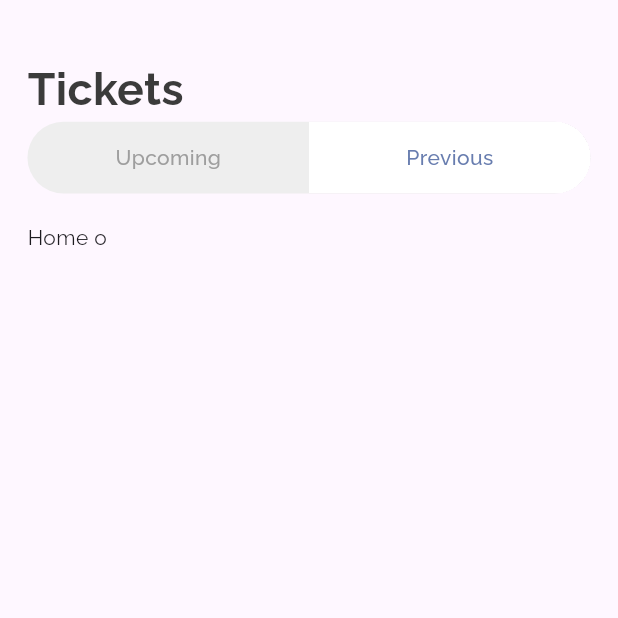
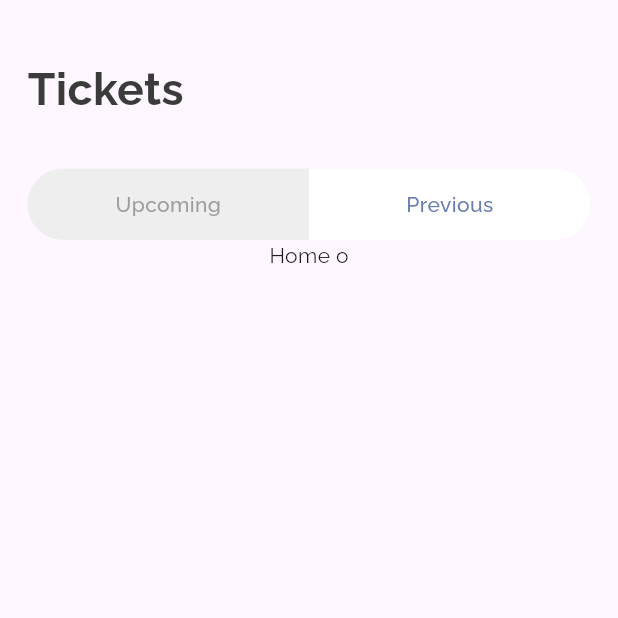
Before and after one commit to HERYORDEJY-DEV/BookTicket, a Flutter app: the TicketTabScreen screen opened directly, after a tap on "Previous", on a phone screen of 412 x 824 dp, the top half of it. Run offline on Flutter 3.47's test engine with Material 3 defaults, Android fonts, the phone set to English and light mode, and no system bars; our stand-ins replace barcode_widget, fluentui_icons, flutter_screenutil, gap; network calls fail.

Commit message:
tickets tab screen in progress

```diff
--- a/lib/screens/ticket_tab_screen.dart
+++ b/lib/screens/ticket_tab_screen.dart
@@ -1,10 +1,11 @@
 import 'package:bookticket/widgets/custom_tab_view.dart';
-import 'package:bookticket/widgets/upcoming_ticket_list.dart';
 import 'package:flutter/material.dart';
 import 'package:flutter_screenutil/flutter_screenutil.dart';
+import 'package:gap/gap.dart';
 
 import '../models/custom_tab_view_model.dart';
 import '../styles/app_styles.dart';
+import '../widgets/upcoming_ticket_list.dart';
 
 class TicketTabScreen extends StatelessWidget {
   const TicketTabScreen({super.key});
@@ -12,20 +13,32 @@ class TicketTabScreen extends StatelessWidget {
   @override
   Widget build(BuildContext context) {
     return Scaffold(
-      body: ListView(
-        scrollDirection: Axis.vertical,
+      body: Column(
+        children: [
+          Expanded(
+            flex: 1,
+            child: SingleChildScrollView(
               padding: EdgeInsets.symmetric(
-            horizontal: AppStyles.screenHorzPadding.r,
+                  horizontal: AppStyles.screenHorzPadding.w,
                   vertical: AppStyles.screenVertPadding.h),
+              // physics: NeverScrollableScrollPhysics(),
+              child: Column(
+                crossAxisAlignment: CrossAxisAlignment.start,
                 children: [
                   Text(
                     "Tickets",
                     style: AppStyles.headlineText1,
                   ),
-          CustomTabView(views: [
-            CustomTabViewModel(title: "Upcoming", view: UpcomingTicketList()),
+                  Gap(AppStyles.largeSpacer.h),
+                  const CustomTabView(views: [
+                    CustomTabViewModel(
+                        title: "Upcoming", view: UpcomingTicketList()),
                     CustomTabViewModel(title: "Previous", view: Text("Home o")),
                   ])
+                ],
+              ),
+            ),
+          ),
         ],
       ),
     );
--- a/lib/widgets/custom_tab_view.dart
+++ b/lib/widgets/custom_tab_view.dart
@@ -1,9 +1,7 @@
 import 'package:bookticket/styles/app_styles.dart';
-import 'package:bookticket/utils/app_layout.dart';
 import 'package:collection/collection.dart';
 import 'package:flutter/material.dart';
 import 'package:flutter_screenutil/flutter_screenutil.dart';
-import 'package:gap/gap.dart';
 
 import '../models/custom_tab_view_model.dart';
 
@@ -70,20 +68,18 @@ class _CustomTabViewState extends State<CustomTabView> {
           ),
         ),
 
-        Gap(AppStyles.mediumSpacer.h),
+        // Gap(AppStyles.smallSpacer.h),
 
-        //   Body
-        Flex(
-          direction: Axis.vertical,
-          children: widget.views.mapIndexed((index, element) {
-            Widget childView = element.view;
-            bool isActive = index == currentTabIndex;
-            return isActive
-                ? SizedBox(
-                    width: AppLayout.getSize(context).width, child: childView)
-                : SizedBox();
-          }).toList(),
-        )
+        // ...widget.views.mapIndexed((index, element) {
+        //   Widget childView = element.view;
+        //   bool isActive = index == currentTabIndex;
+        //   return isActive
+        //       ? SizedBox(
+        //           width: AppLayout.getSize(context).width, child: childView)
+        //       : SizedBox();
+        // }).toList(),
+
+        widget.views[currentTabIndex].view
       ],
     );
   }
--- a/lib/widgets/upcoming_ticket_list.dart
+++ b/lib/widgets/upcoming_ticket_list.dart
@@ -1,5 +1,6 @@
 import 'package:bookticket/widgets/upcoming_ticket_item.dart';
-import 'package:flutter/cupertino.dart';
+import 'package:flutter/material.dart';
+import 'package:flutter_screenutil/flutter_screenutil.dart';
 
 class UpcomingTicketList extends StatefulWidget {
   const UpcomingTicketList({super.key});
@@ -11,6 +12,15 @@ class UpcomingTicketList extends StatefulWidget {
 class _UpcomingTicketListState extends State<UpcomingTicketList> {
   @override
   Widget build(BuildContext context) {
-    return UpcomingTicketItem();
+    return ListView.separated(
+        // physics: AlwaysScrollableScrollPhysics(),
+        shrinkWrap: true,
+        itemBuilder: (BuildContext context, index) =>
+            const UpcomingTicketItem(),
+        separatorBuilder: (BuildContext context, index) => Divider(
+              height: 32.h,
+              color: Colors.transparent,
+            ),
+        itemCount: 20);
   }
 }
```
Lines whose indentation alone changed are shown as unchanged.
